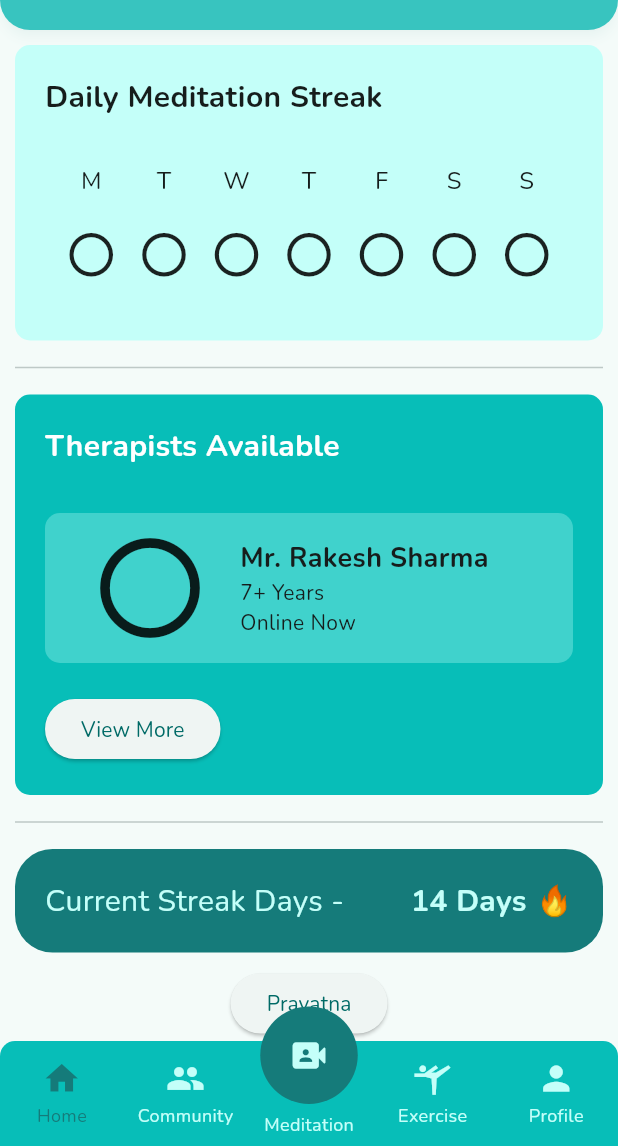
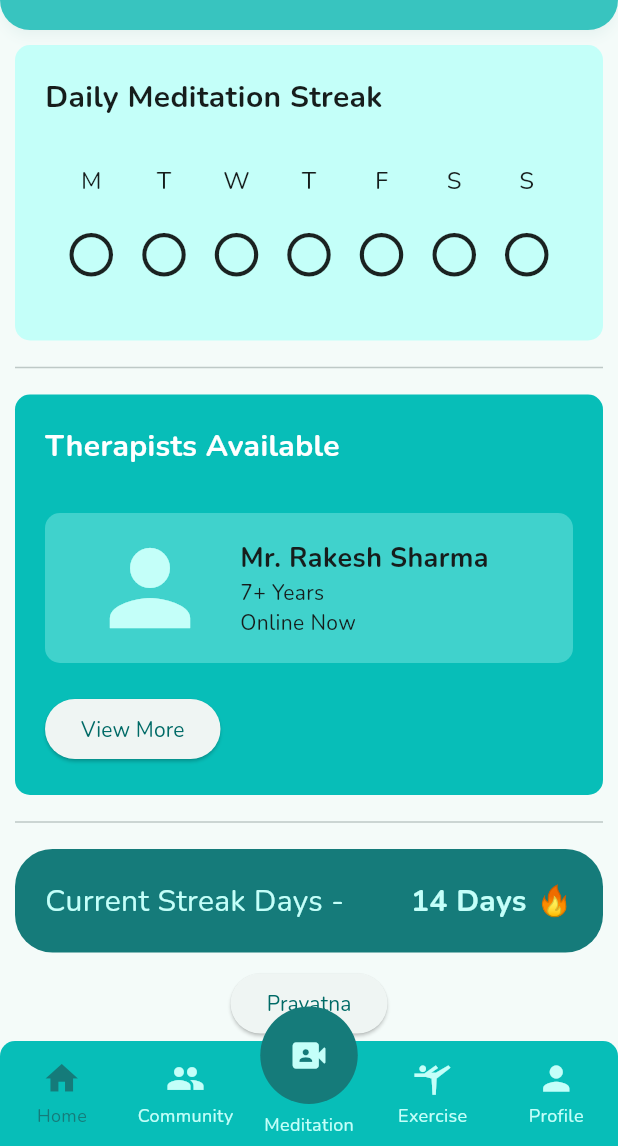
Before and after one commit to chiragbachwani/antarmitra, a Flutter app: the screen it shows once a user with an empty profile is signed in, on a phone screen of 412 x 824 dp, the part 90-1236 px from its top. Run offline on Flutter 3.47's test engine with Material 3 defaults, Android fonts, the phone set to English and light mode, and no system bars; drawn by our look-alikes of persistent_bottom_nav_bar; our stand-ins replace camera, cloud_firestore, file_picker, firebase_auth, firebase_core, firebase_storage and 7 more; accounts and stored records are empty; network calls fail.

Commit message:
profile1

```diff
--- a/lib/screens/homescreen.dart
+++ b/lib/screens/homescreen.dart
@@ -15,12 +15,13 @@
   final String name;
   final String experience;
   final bool isOnline;
+  final String image;
 
-  Therapist({
-    required this.name,
-    required this.experience,
-    required this.isOnline,
-  });
+  Therapist(
+      {required this.name,
+      required this.experience,
+      required this.isOnline,
+      required this.image});
 }
 
 class Home extends StatelessWidget {
@@ -28,10 +29,20 @@
 
   final List<Therapist> therapists = [
     Therapist(
-        name: "Mr. Rakesh Sharma", experience: "7+ Years", isOnline: true),
-    Therapist(name: "Ms. Priya Singh", experience: "5+ Years", isOnline: false),
+        name: "Mr. Rakesh Sharma",
+        experience: "7+ Years",
+        isOnline: true,
+        image: 'assets/logos/male2.jpeg'),
     Therapist(
-        name: "Dr. Rajesh Verma", experience: "10+ Years", isOnline: true),
+        name: "Ms. Priya Singh",
+        experience: "5+ Years",
+        isOnline: false,
+        image: 'assets/logos/female.jpeg'),
+    Therapist(
+        name: "Dr. Rajesh Verma",
+        experience: "10+ Years",
+        isOnline: true,
+        image: 'assets/logos/male1.jpeg'),
     // Add more therapists as needed
   ];
 
@@ -128,8 +139,16 @@
                                         children: [
                                           // const SizedBox(width: 5),
                                           // const SizedBox(width: 10),
-                                          const Icon(Icons.circle_outlined,
-                                              size: 80),
+                                          const Icon(
+                                            Icons.person,
+                                            size: 80,
+                                            color: AppColor.fifth,
+                                          ),
+                                          // CircleAvatar(
+                                          //   radius: 40,
+                                          //   backgroundImage:
+                                          //       AssetImage(therapist.image),
+                                          // ),
                                           const SizedBox(
                                               width: 20), // Adjust as needed
                                           Column(
```
Also changed, not shown: assets/logos/female.jpeg (added), assets/logos/male1.jpeg (added), assets/logos/male2.jpeg (added).
